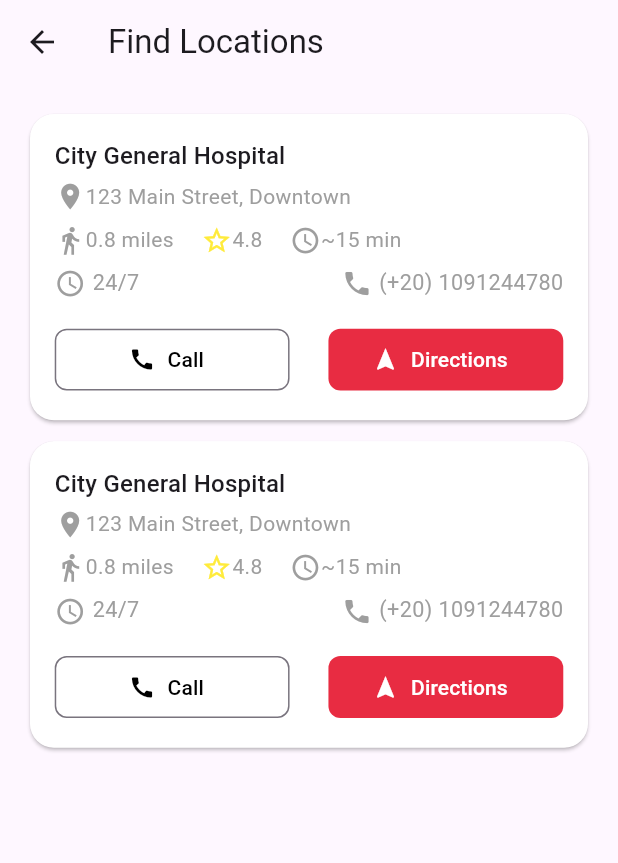
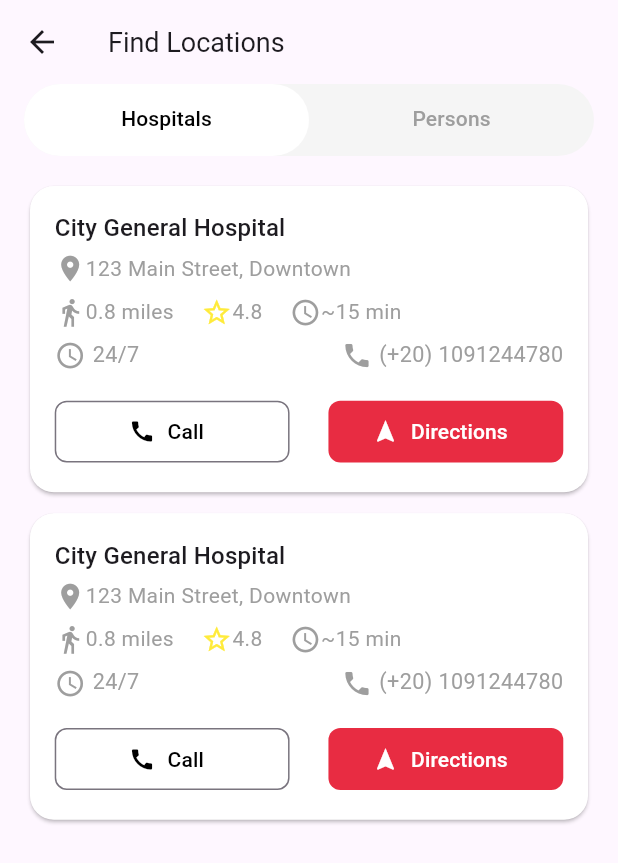
Before and after one commit to a7medragab22/BloodBank, a Flutter app: the FindHospitalView screen opened by its route, on a phone screen of 412 x 824 dp. Shown: the top 863 px of the screen. Run offline on Flutter 3.47's test engine with Material 3 defaults, Android fonts, the phone set to English and light mode, and no system bars; our stand-ins replace flutter_bloc, flutter_screenutil, font_awesome_flutter.

Commit message:
finish find location screen and change request blood to person tap and move it to find location folder

```diff
--- a/lib/core/Routes/app_route.dart
+++ b/lib/core/Routes/app_route.dart
@@ -1,7 +1,8 @@
 import 'package:blodbank/core/Routes/app_routes_name.dart';
 import 'package:blodbank/features/Home/presentation/Views/Donate/presentation/views/donate_view.dart';
-import 'package:blodbank/features/Home/presentation/Views/findHospital/presentation/cubits/findHospital/find_hospita_cubit.dart';
-import 'package:blodbank/features/Home/presentation/Views/findHospital/presentation/views/find_hospital_view.dart';
+import 'package:blodbank/features/Home/presentation/Views/findLocation/presentation/cubits/findHospital/find_hospita_cubit.dart';
+import 'package:blodbank/features/Home/presentation/Views/findLocation/presentation/views/find_hospital_view.dart';
+import 'package:blodbank/features/Home/presentation/Views/findLocation/presentation/widgets/person_tab.dart';
 import 'package:blodbank/features/NavigationBar/presentation/Cubits/navigation/navigation_cubit.dart';
 import 'package:blodbank/features/NavigationBar/presentation/Views/navigation_bar.dart';
 import 'package:blodbank/features/Profile/presentation/Views/profile_view.dart';
@@ -14,7 +15,6 @@ import 'package:blodbank/features/auth/presentation/screens/forget_password/new_
 import 'package:blodbank/features/auth/presentation/screens/initial_view.dart';
 import 'package:blodbank/features/auth/presentation/screens/login_screen.dart';
 import 'package:blodbank/features/auth/presentation/screens/sign_up_screen.dart';
-import 'package:blodbank/features/Home/presentation/Views/requestBlod/presentation/views/request_blod_view.dart';
 import 'package:flutter/material.dart';
 import 'package:flutter_bloc/flutter_bloc.dart';
 
@@ -39,7 +39,6 @@ class AppRoute {
       child: const NavigationBBar(),
     ),
     AppRoutesName.profileView: (_) => ProfileView(),
-    AppRoutesName.requestBlood: (_) => RequestBlodView(),
     AppRoutesName.findHospital: (_) => BlocProvider(
       create: (context) => FindHospitaCubit()..loadHospital(),
       child: FindHospitalView(),
--- a/lib/core/Routes/app_routes_name.dart
+++ b/lib/core/Routes/app_routes_name.dart
@@ -9,6 +9,5 @@ class AppRoutesName {
   static const String donateView = 'donateView';
   static const String navigationBBar = 'NavigationBBar';
   static const String profileView = 'ProfileView';
-  static const String requestBlood = 'RequestBlood';
   static const String findHospital = 'findHospital';
 }
--- a/lib/features/Home/presentation/Views/findHospital/presentation/cubits/findHospital/find_hospita_state.dart
+++ /dev/null
@@ -1,15 +0,0 @@
-part of 'find_hospita_cubit.dart';
-
-abstract class FindHospitaState {}
-
-class FindHospitalInitial extends FindHospitaState {}
-
-class FindHospitalLoaded extends FindHospitaState {
-  final List<FindHospitalModel> hospitals;
-  FindHospitalLoaded(this.hospitals);
-}
-
-class FindHospitalFailure extends FindHospitaState {
-  final String message;
-  FindHospitalFailure(this.message);
-}
--- a/lib/features/Home/presentation/Views/findHospital/presentation/views/find_hospital_view.dart
+++ /dev/null
@@ -1,32 +0,0 @@
-import 'package:blodbank/core/themes/app_color.dart';
-import 'package:blodbank/features/Home/presentation/Views/findHospital/presentation/cubits/findHospital/find_hospita_cubit.dart';
-import 'package:blodbank/features/Home/presentation/Views/findHospital/presentation/widgets/hospital_info_card.dart';
-import 'package:flutter/material.dart';
-import 'package:flutter_bloc/flutter_bloc.dart';
-
-class FindHospitalView extends StatelessWidget {
-  const FindHospitalView({super.key});
-
-  @override
-  Widget build(BuildContext context) {
-    return Scaffold(
-      appBar: AppBar(title: const Text('Find Locations')),
-      body: BlocBuilder<FindHospitaCubit, FindHospitaState>(
-        builder: (context, state) {
-          if (state is FindHospitalLoaded) {
-            return ListView.separated(
-              padding: const EdgeInsets.all(16),
-              itemBuilder: (_, i) =>
-                  HospitalInfoCard(model: state.hospitals[i]),
-              separatorBuilder: (_, __) => const SizedBox(height: 6),
-              itemCount: state.hospitals.length,
-            );
-          }
-          return const Center(
-            child: CircularProgressIndicator(color: AppColor.kPrimaryColor),
-          );
-        },
-      ),
-    );
-  }
-}
--- a/lib/features/Home/presentation/Views/findHospital/presentation/cubits/findHospital/find_hospita_cubit.dart
+++ b/lib/features/Home/presentation/Views/findLocation/presentation/cubits/findHospital/find_hospita_cubit.dart
@@ -1,9 +1,9 @@
-import 'package:blodbank/features/Home/presentation/Views/findHospital/presentation/model/find_hospital_model.dart';
+import 'package:blodbank/features/Home/presentation/Views/findLocation/presentation/model/find_hospital_model.dart';
 import 'package:flutter_bloc/flutter_bloc.dart';
 
 part 'find_hospita_state.dart';
 
-class FindHospitaCubit extends Cubit<FindHospitaState> {
+class FindHospitaCubit extends Cubit<FindHospitalState> {
   FindHospitaCubit() : super(FindHospitalInitial());
   void loadHospital() {
     emit(
--- /dev/null
+++ b/lib/features/Home/presentation/Views/findLocation/presentation/cubits/findHospital/find_hospita_state.dart
@@ -0,0 +1,16 @@
+part of 'find_hospita_cubit.dart';
+
+abstract class FindHospitalState {}
+
+class FindHospitalInitial extends FindHospitalState {}
+
+class FindHospitalLoading {}
+class FindHospitalLoaded extends FindHospitalState {
+  final List<FindHospitalModel> hospitals;
+  FindHospitalLoaded(this.hospitals);
+}
+
+class FindHospitalFailure extends FindHospitalState {
+  final String message;
+  FindHospitalFailure(this.message);
+}
--- /dev/null
+++ b/lib/features/Home/presentation/Views/findLocation/presentation/views/find_hospital_view.dart
@@ -0,0 +1,49 @@
+import 'package:blodbank/features/Home/presentation/Views/findLocation/presentation/widgets/hospital_tab.dart';
+import 'package:blodbank/features/Home/presentation/Views/findLocation/presentation/widgets/person_tab.dart';
+import 'package:flutter/material.dart';
+import 'package:flutter_screenutil/flutter_screenutil.dart';
+
+class FindHospitalView extends StatelessWidget {
+  const FindHospitalView({super.key});
+
+  @override
+  Widget build(BuildContext context) {
+    return Scaffold(
+      appBar: AppBar(
+        title: const Text('Find Locations', style: TextStyle(fontSize: 18)),
+      ),
+      body: DefaultTabController(
+        length: 2,
+        child: Column(
+          children: [
+            Container(
+              margin: EdgeInsets.symmetric(horizontal: 16),
+              decoration: BoxDecoration(
+                color: Colors.grey.shade100,
+                borderRadius: BorderRadius.circular(24.r),
+              ),
+              child: TabBar(
+                splashFactory: NoSplash.splashFactory,
+                dividerColor: Colors.transparent,
+                indicatorSize: TabBarIndicatorSize.tab,
+                indicator: BoxDecoration(
+                  color: Colors.white,
+                  borderRadius: BorderRadius.circular(24.r),
+                ),
+                labelColor: Colors.black,
+                unselectedLabelColor: Colors.grey,
+                tabs: const [
+                  Tab(text: 'Hospitals'),
+                  Tab(text: 'Persons'),
+                ],
+              ),
+            ),
+            Expanded(
+              child: TabBarView(children: [HospitalsTab(), PersonTap()]),
+            ),
+          ],
+        ),
+      ),
+    );
+  }
+}
--- a/lib/features/Home/presentation/Views/findHospital/presentation/widgets/hospital_info_card.dart
+++ b/lib/features/Home/presentation/Views/findLocation/presentation/widgets/hospital_info_card.dart
@@ -1,6 +1,6 @@
 
 import 'package:blodbank/core/themes/app_color.dart';
-import 'package:blodbank/features/Home/presentation/Views/findHospital/presentation/model/find_hospital_model.dart';
+import 'package:blodbank/features/Home/presentation/Views/findLocation/presentation/model/find_hospital_model.dart';
 import 'package:flutter/material.dart';
 import 'package:flutter_screenutil/flutter_screenutil.dart';
 
--- /dev/null
+++ b/lib/features/Home/presentation/Views/findLocation/presentation/widgets/hospital_tab.dart
@@ -0,0 +1,29 @@
+import 'package:flutter/material.dart';
+import 'package:flutter_bloc/flutter_bloc.dart';
+import 'package:blodbank/core/themes/app_color.dart';
+import 'package:blodbank/features/Home/presentation/Views/findLocation/presentation/cubits/findHospital/find_hospita_cubit.dart';
+import 'hospital_info_card.dart';
+
+class HospitalsTab extends StatelessWidget {
+  const HospitalsTab({super.key});
+
+  @override
+  Widget build(BuildContext context) {
+    return BlocBuilder<FindHospitaCubit, FindHospitalState>(
+      builder: (context, state) {
+        if (state is FindHospitalLoaded) {
+          return ListView.separated(
+            padding: const EdgeInsets.all(16),
+            itemBuilder: (_, i) => HospitalInfoCard(model: state.hospitals[i]),
+            separatorBuilder: (_, __) => const SizedBox(height: 6),
+            itemCount: state.hospitals.length,
+          );
+        }
+
+        return const Center(
+          child: CircularProgressIndicator(color: AppColor.kPrimaryColor),
+        );
+      },
+    );
+  }
+}
--- a/lib/features/Home/presentation/Views/home_view.dart
+++ b/lib/features/Home/presentation/Views/home_view.dart
@@ -29,9 +29,7 @@ class HomeView extends StatelessWidget {
                 BlodActionSection(
                   name: 'Request Blood',
                   imagePath: 'Assets/images/request.png',
-                  onTap: () {
-                    Navigator.of(context).pushNamed(AppRoutesName.requestBlood);
-                  },
+                  onTap: () {},
                 ),
                 BlodActionSection(
                   name: 'Donate Blood',
```
Also changed, not shown: lib/features/Home/presentation/Views/findLocation/presentation/widgets/person_info_card.dart (renamed from lib/features/Home/presentation/Views/requestBlod/presentation/views/request_blod_view.dart, +2 -61 lines), lib/features/Home/presentation/Views/findLocation/presentation/widgets/person_tab.dart (added, +61 -0 lines), lib/features/Home/presentation/Views/findLocation/presentation/model/find_hospital_model.dart (renamed from lib/features/Home/presentation/Views/findHospital/presentation/model/find_hospital_model.dart).
